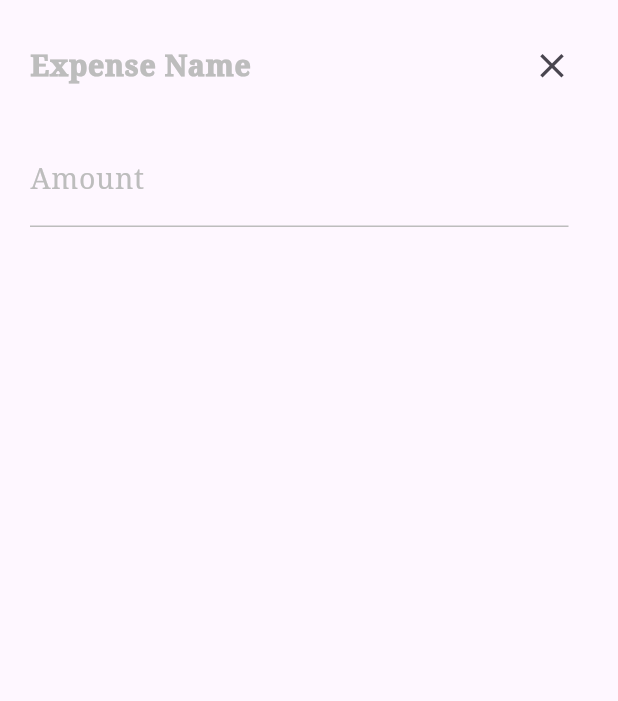
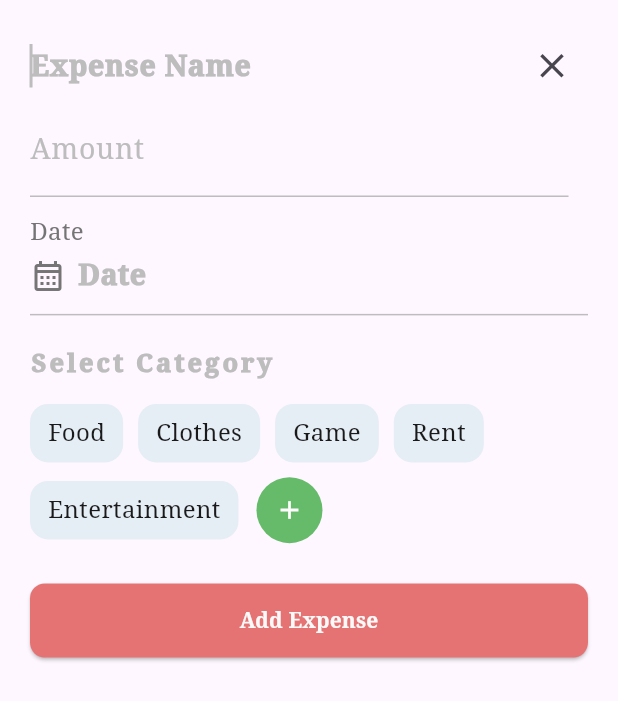
Before and after one commit to SUMANKC7/CapstoneProject-BachatSathi-ExpenseTracker-, a Flutter app: the AddTransactionBottomsheet widget shown alone on an empty page, opened directly, on a phone screen of 412 x 824 dp. Shown: the top 701 px of the screen. Run offline on Flutter 3.47's test engine with Material 3 defaults, Android fonts, the light colour scheme and no system bars; our stand-ins replace cloud_firestore, firebase_auth, firebase_core, google_sign_in; accounts and stored records are empty.

Commit message:
expense bottom sheet made

```diff
--- a/lib/features/transactions/model/transaction_model.dart
+++ b/lib/features/transactions/model/transaction_model.dart
@@ -2,7 +2,7 @@ class TransactionModel {
   final String title;
   final String amount;
   final String category;
-  final String date;
+  final String? date;
   final String remarks;
   final bool expense;
   final String id;
--- a/lib/features/transactions/provider/transaction_data_provider.dart
+++ b/lib/features/transactions/provider/transaction_data_provider.dart
@@ -1,9 +1,9 @@
 import 'dart:developer';
+
 
 import 'package:cloud_firestore/cloud_firestore.dart';
 import 'package:expensetrack/features/transactions/model/transaction_model.dart';
-import 'package:flutter/cupertino.dart';
-import 'package:intl/intl.dart';
+import 'package:flutter/material.dart';
 
 class TransactionDataProvider extends ChangeNotifier {
   final CollectionReference _firebaseFirestore = FirebaseFirestore.instance
@@ -16,18 +16,19 @@ class TransactionDataProvider extends ChangeNotifier {
   final _amountController = TextEditingController();
   final _descriptionController = TextEditingController();
   bool _income = false;
-  final DateTime _currentdate = DateTime.now();
+  String _selectedDate = "Date";
   String _selectedcategory = "categories";
 
+  String get selectedDate => _selectedDate;
   List<TransactionModel> get transactions => _transactions;
   TextEditingController get titleController => _titleController;
   TextEditingController get amountController => _amountController;
   TextEditingController get descriptionController => _descriptionController;
 
-  String get formattedDate => DateFormat("yyyy/MM/dd").format(_currentdate);
+  // String get formattedDate => DateFormat("yyyy/MM/dd").format(_currentdate);
   bool get income => _income;
 
-  final List<String> _categories = ["Food", "Clothes", "Entertainment", "Game"];
+  final List<String> _categories = ["Food", "Clothes", "Game","Rent","Entertainment"];
 
   List<String> get categories => _categories;
   String get selectedCategory => _selectedcategory;
@@ -42,12 +43,27 @@ class TransactionDataProvider extends ChangeNotifier {
     notifyListeners();
   }
 
+  Future<void> pickDate(BuildContext context) async {
+    final DateTime? picked = await showDatePicker(
+      context: context,
+      firstDate: DateTime(2000),
+      lastDate: DateTime(2060),
+    );
+
+
+   if (picked != null) {
+    _selectedDate = picked.toString();
+    notifyListeners();
+  }
+
+  }
+
   Future<void> addTransaction() async {
     try {
       final transactionData = TransactionModel(
         amount: _amountController.text,
         category: _selectedcategory,
-        date: formattedDate,
+        date: _selectedDate,
         remarks: _descriptionController.text,
         expense: _income,
         title: _titleController.text,
--- a/lib/features/transactions/screen/transaction_screen.dart
+++ b/lib/features/transactions/screen/transaction_screen.dart
@@ -129,12 +129,18 @@ class TransactionScreen extends StatelessWidget {
               buttonicon: Icons.wallet,
               title: "Add Expense",
          onbuttonPressed: () {
-
   showModalBottomSheet(
     isScrollControlled: true,
-                  constraints: BoxConstraints.tight(Size(double.infinity, MediaQuery.sizeOf(context).height * 0.65)),
     context: context,
-                  builder: (context) => AddTransactionBottomsheet(),
+    builder: (context) => Container(
+      constraints: BoxConstraints(
+        maxHeight: MediaQuery.of(context).size.height * 0.95,
+      ),
+      padding: EdgeInsets.only(
+        bottom: MediaQuery.of(context).viewInsets.bottom,
+      ),
+      child: AddTransactionBottomsheet(),
+    ),
   );
 },
             ),
--- a/lib/features/transactions/widgets/add_dates.dart
+++ b/lib/features/transactions/widgets/add_dates.dart
@@ -1,5 +1,3 @@
-
-import 'package:expensetrack/core/appcolors.dart';
 import 'package:expensetrack/features/transactions/provider/transaction_data_provider.dart';
 import 'package:flutter/material.dart';
 import 'package:provider/provider.dart';
@@ -9,27 +7,77 @@ class AddDates extends StatelessWidget {
 
   @override
   Widget build(BuildContext context) {
-final addTransactionProvider = Provider.of<TransactionDataProvider>(context);
+    final addTransactionProvider = Provider.of<TransactionDataProvider>(
+      context,
+    );
 
-    return ElevatedButton(
-      onPressed: () {
+    // return ElevatedButton(
+    //   onPressed: () {
+    //     addTransactionProvider.pickDate(context);
+    //   },
+    //   style: ElevatedButton.styleFrom(
+    //     backgroundColor: AppColors.summaryBorder,
+    //     fixedSize: Size(double.maxFinite, 52),
 
-      },
-      style: ElevatedButton.styleFrom(
-        backgroundColor: AppColors.summaryBorder,
-        fixedSize: Size(double.maxFinite, 52),
+    //     shape: RoundedRectangleBorder(
+    //       borderRadius: BorderRadiusGeometry.circular(15),
+    //     ),
+    //   ),
+    //   child: Align(
+    //     alignment: Alignment.centerLeft,
+    //     child: Text(
 
-        shape: RoundedRectangleBorder(
-          borderRadius: BorderRadiusGeometry.circular(15),
+    //       addTransactionProvider.selectedDate,
+    //       style: TextStyle(fontSize: 17, color: AppColors.transactiontype),
+    //     ),
+    //   ),
+    // );
+return GestureDetector(
+  onTap: () {
+    addTransactionProvider.pickDate(context);
+  },
+  child: Container(
+    padding: EdgeInsets.symmetric(vertical: 12),
+    decoration: BoxDecoration(
+      border: Border(
+        bottom: BorderSide(color: Colors.grey.shade400, width: 1),
+      ),
+    ),
+    child: Column(
+      crossAxisAlignment: CrossAxisAlignment.start,
+      children: [
+        // Label Text ("Date")
+        Text(
+          "Date",
+          style: TextStyle(
+            fontSize: 16,
+            color: Colors.grey.shade600,
+          ),
         ),
-      ),
-      child: Align(
-        alignment: Alignment.centerLeft,
-        child: Text(
-          addTransactionProvider.formattedDate,
-          style: TextStyle(fontSize: 17, color: AppColors.transactiontype),
+        SizedBox(height: 4), // Small spacing between label and value
+        // Date Row (Icon + Selected Date)
+        Row(
+          children: [
+            Icon(
+              Icons.calendar_month_outlined,
+              color: Colors.grey.shade600,
+            ),
+            SizedBox(width: 8),
+            Text(
+              addTransactionProvider.selectedDate,
+              style: TextStyle(
+                fontSize: 19,
+                fontWeight: FontWeight.w900,
+                color: addTransactionProvider.selectedDate == "Date"
+                    ? Colors.grey.shade400
+                    : Colors.black,
+              ),
+            ),
+          ],
         ),
-      ),
-    );
+      ],
+    ),
+  ),
+);
   }
 }
--- a/lib/features/transactions/widgets/add_transaction_bottomsheet.dart
+++ b/lib/features/transactions/widgets/add_transaction_bottomsheet.dart
@@ -1,8 +1,6 @@
 import 'package:expensetrack/core/appcolors.dart';
 import 'package:expensetrack/features/transactions/provider/transaction_data_provider.dart';
 import 'package:expensetrack/features/transactions/widgets/add_dates.dart';
-import 'package:expensetrack/features/transactions/widgets/drop_down_widget.dart';
-import 'package:expensetrack/features/transactions/widgets/switch_transaction_widget.dart';
 import 'package:flutter/material.dart';
 import 'package:provider/provider.dart';
 
@@ -17,32 +15,32 @@ class AddTransactionBottomsheet extends StatelessWidget {
     );
 
     return Padding(
-      padding: EdgeInsets.only(
-        left: 20,
-        right: 20,
-        top: 0,
-        bottom: MediaQuery.of(context).viewInsets.bottom,
-      ),
-      child: ListView(
+    padding: const EdgeInsets.symmetric(horizontal: 20),
+      child: Column(
+        crossAxisAlignment: CrossAxisAlignment.start,
+        mainAxisSize: MainAxisSize.min,
         children: [
           SizedBox(height: 20),
-
           Row(
             children: [
               Expanded(
                 child: TextFormField(
+                  autofocus: true,
                   maxLines: 1,
+                  style: TextStyle(
+                    fontSize: 19,
+                    fontWeight: FontWeight.w900,
+                    color: Colors.black,
+                  ),
                   decoration: InputDecoration(
-
                     hintText: "Expense Name",
                     hintStyle: TextStyle(
                       fontSize: 19,
                       fontWeight: FontWeight.w900,
-        color: Colors.grey.shade400
+                      color: Colors.grey.shade400,
                     ),
                     border: InputBorder.none,
-      focusedBorder:InputBorder.none,
-
+                    focusedBorder: InputBorder.none,
                   ),
                   cursorColor: Colors.grey.shade400,
                 ),
@@ -51,59 +49,92 @@ class AddTransactionBottomsheet extends StatelessWidget {
                 onPressed: () {
                   Navigator.pop(context);
                 },
-                icon: Icon(Icons.close,size: 27,),
+                icon: Icon(Icons.close, size: 27),
+              ),
+            ],
           ),
 
+          InputData(),
+          AddDates(),
+
+          SizedBox(height: 20),
+
+          Text(
+            "Select Category",
+            style: TextStyle(
+              fontSize: 17,
+              fontWeight: FontWeight.w900,
+              letterSpacing: 2,
+              color: Colors.grey.shade400,
+            ),
+          ),
+
+          SizedBox(height: 15),
+
+          Wrap(
+            spacing: 10,
+            runSpacing: 3,
+            children: List.generate(addTransactionProvider.categories.length, (index) {
+              return IntrinsicWidth(
+                child: Row(
+                  children: [
+                    Container(
+                      padding: EdgeInsets.symmetric(horizontal: 12, vertical: 8),
+                      decoration: BoxDecoration(
+                        borderRadius: BorderRadius.circular(12),
+                        color: AppColors.filterColor,
+                      ),
+                      child: Center(
+                        child: Text(
+                          addTransactionProvider.categories[index],
+                          style: TextStyle(
+                            color: AppColors.filterTextColor,
+                            fontSize: 16,
+                            fontWeight: FontWeight.w500,
+                          ),
+                        ),
+                      ),
+                    ),
+
+                    if(index == addTransactionProvider.categories.length-1)
+                      Padding(
+                        padding: EdgeInsets.only(left: 12),
+                        child: Container(
+                          height: MediaQuery.sizeOf(context).height*0.07,
+                          padding: EdgeInsets.symmetric(horizontal: 12, vertical: 8),
+                          decoration: BoxDecoration(
+                            shape: BoxShape.circle,
+                            color: Colors.green.shade400,
+                          ),
+                          child: Icon(
+                            Icons.add,
+                            color: Colors.white,
+                            size: 20,
+                          ),
+                        ),
+                      ),
                   ],
                 ),
+              );
+            }),
+          ),
           SizedBox(height: 20),
-     InputData(),
-
-
-          // transactionadd(
-          //   mycontroller: addTransactionProvider.titleController,
-          //   hinttext: 'Title',
-          //   keyboardtype: TextInputType.text,
-          // ),
-          // SizedBox(height: 20),
-          // transactionadd(
-          //   mycontroller: addTransactionProvider.amountController,
-          //   hinttext: "Amount",
-          //   keyboardtype: TextInputType.number,
-          // ),
-          // SizedBox(height: 20),
-          // DropDownWidget(),
-          // SizedBox(height: 20),
-          // AddDates(),
-          // SizedBox(height: 20),
-          // transactionadd(
-          //   mycontroller: addTransactionProvider.descriptionController,
-          //   hinttext: "Description",
-          //   keyboardtype: TextInputType.text,
-          // ),
-          // SizedBox(height: 20),
-          // SwitchTransactionWidget(),
-          // SizedBox(height: 40),
-          // ElevatedButton(
-          //   onPressed: () {
-          //     addTransactionProvider.addTransaction();
-          //     ScaffoldMessenger.of(context).showSnackBar(
-          //       SnackBar(
-          //         duration: Duration(milliseconds: 300),
-          //         content: Text("content added"),
-          //       ),
-          //     );
-          //     Navigator.pop(context);
-          //   },
-          //   style: ElevatedButton.styleFrom(
-          //     backgroundColor: AppColors.navBarIcon,
-          //     fixedSize: Size.fromWidth(double.maxFinite),
-          //   ),
-            // child: Text(
-            //   "Save",
-            //   style: TextStyle(color: AppColors.summaryBorder),
-            // ),
-          // ),
+          ElevatedButton(
+            onPressed: (){},
+            style: FilledButton.styleFrom(
+              minimumSize: Size.fromHeight(MediaQuery.sizeOf(context).height*0.06),
+              backgroundColor: Colors.red.shade300,
+              shape: RoundedRectangleBorder(
+                borderRadius: BorderRadius.circular(10)
+              )
+            ),
+            child: Text("Add Expense",style: TextStyle(
+              fontSize: 14,
+              fontWeight: FontWeight.bold,
+              color: AppColors.backgroundColor
+            ),)
+          ),
+SizedBox(height: 30,)
         ],
       ),
     );
@@ -111,50 +142,38 @@ class AddTransactionBottomsheet extends StatelessWidget {
 }
 
 class InputData extends StatelessWidget {
-  const InputData({
-    super.key,
-  });
+  const InputData({super.key});
 
   @override
   Widget build(BuildContext context) {
     return Padding(
       padding: EdgeInsets.only(right: 13),
       child: TextFormField(
-
         keyboardType: TextInputType.number,
         maxLines: 1,
         style: TextStyle(
           fontSize: 19,
           fontWeight: FontWeight.w900,
-           letterSpacing: 2
+          letterSpacing: 2,
         ),
         decoration: InputDecoration(
           labelText: "Amount",
-           labelStyle: TextStyle(
-             color: Colors.grey.shade400,fontSize: 19
-           ),
-       prefixText:"\$ ",
+          labelStyle: TextStyle(color: Colors.grey.shade400, fontSize: 19),
+          prefixText: "\$ ",
 
           hintText: "Amount",
           hintStyle: TextStyle(
-
             fontSize: 19,
             fontWeight: FontWeight.w900,
-         color: Colors.grey.shade400
+            color: Colors.grey.shade400,
           ),
 
           enabledBorder: UnderlineInputBorder(
-        borderSide: BorderSide(
-     color: Colors.grey.shade400,width: 1
-        )
+            borderSide: BorderSide(color: Colors.grey.shade400, width: 1),
           ),
           focusedBorder: UnderlineInputBorder(
-        borderSide: BorderSide(
-     color: Colors.grey.shade400,
-     width: 1.5
-        )
-       )
-
+            borderSide: BorderSide(color: Colors.grey.shade400, width: 1.5),
+          ),
         ),
         cursorColor: Colors.grey.shade400,
       ),
```
Lines whose indentation alone changed are shown as unchanged.
